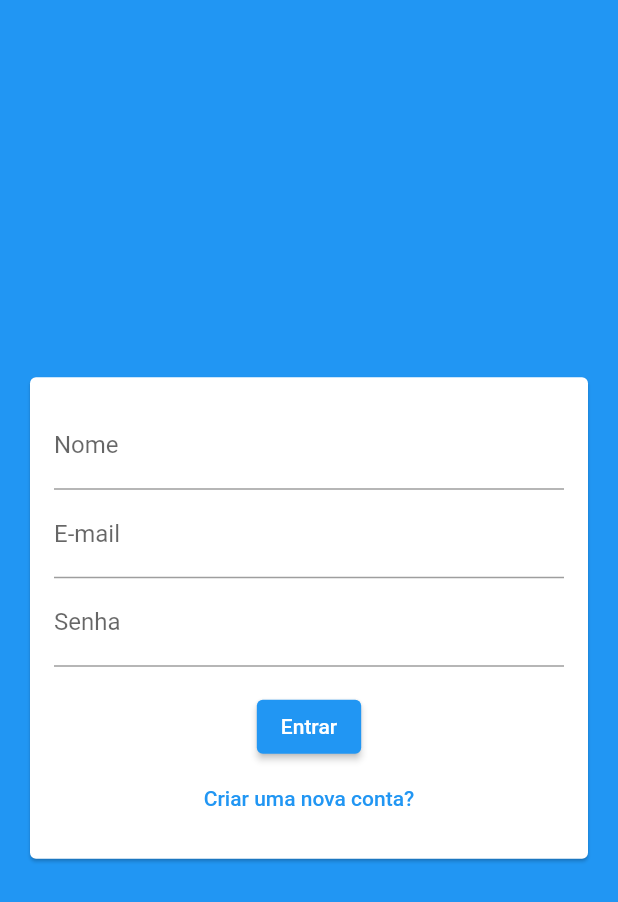
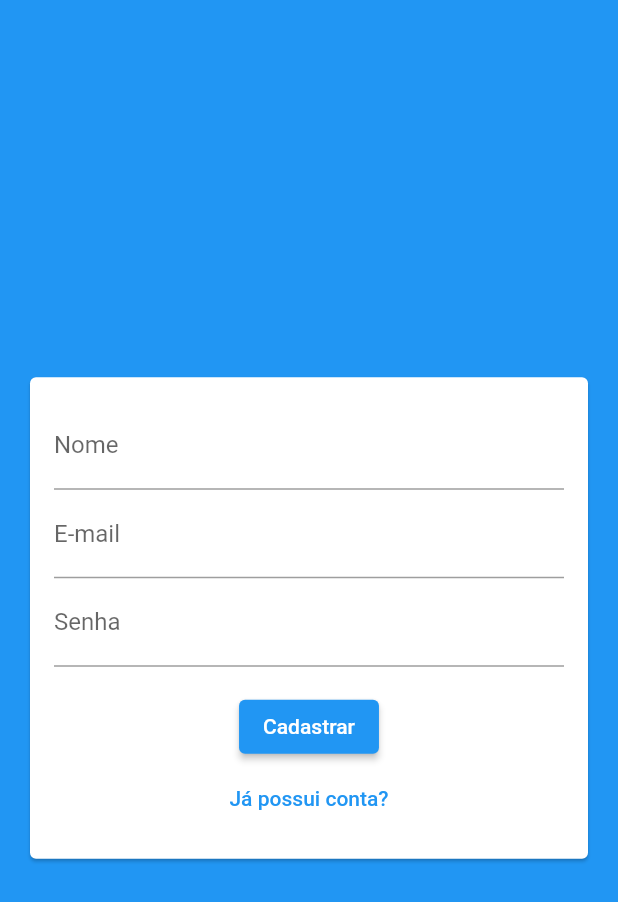
Before and after one commit to llucasmota/flutter-chat, a Flutter app: the screen it shows after launch, after a tap on "Criar uma nova conta?", on a phone screen of 412 x 824 dp. Shown: the top 902 px of the screen. Run offline on Flutter 3.47's test engine with Material 2 defaults, Android fonts, the phone set to English and light mode, and no system bars.

Commit message:
feat(aut_form): componente do formulário de autenticação

```diff
--- a/lib/components/auth_form.dart
+++ b/lib/components/auth_form.dart
@@ -1,9 +1,22 @@
+import 'package:chat/models/auth_form_data.dart';
 import 'package:flutter/material.dart';
 import 'package:flutter/src/widgets/framework.dart';
 import 'package:flutter/src/widgets/placeholder.dart';
 
-class AuthForm extends StatelessWidget {
+class AuthForm extends StatefulWidget {
   const AuthForm({super.key});
+
+  @override
+  State<AuthForm> createState() => _AuthFormState();
+}
+
+class _AuthFormState extends State<AuthForm> {
+  final _formKey = GlobalKey<FormState>();
+  final _authFormData = AuthFormData();
+
+  void _submit() {
+    _formKey.currentState?.validate();
+  }
 
   @override
   Widget build(BuildContext context) {
@@ -12,19 +25,30 @@ class AuthForm extends StatelessWidget {
       child: Padding(
         padding: const EdgeInsets.all(16.0),
         child: Form(
+            key: _formKey,
             child: Column(
               children: <Widget>[
+                if (_authFormData.isSignup)
                   TextFormField(
+                    key: ValueKey('name'),
+                    initialValue: _authFormData.name,
+                    onChanged: (name) => _authFormData.name = name,
                     decoration: InputDecoration(
                       label: Text('Nome'),
                     ),
                   ),
                 TextFormField(
+                  key: ValueKey('email'),
+                  initialValue: _authFormData.email,
+                  onChanged: (email) => _authFormData.email = email,
                   decoration: InputDecoration(
                     label: Text('E-mail'),
                   ),
                 ),
                 TextFormField(
+                  key: ValueKey('password'),
+                  initialValue: _authFormData.password,
+                  onChanged: (password) => _authFormData.password = password,
                   obscureText: true,
                   decoration: InputDecoration(
                     label: Text('Senha'),
@@ -33,8 +57,19 @@ class AuthForm extends StatelessWidget {
                 SizedBox(
                   height: 16,
                 ),
-            ElevatedButton(onPressed: () {}, child: const Text('Entrar')),
-            TextButton(onPressed: () {}, child: Text('Criar uma nova conta?'))
+                ElevatedButton(
+                  onPressed: _submit,
+                  child: Text(_authFormData.isLogin ? 'Entrar' : 'Cadastrar'),
+                ),
+                TextButton(
+                    onPressed: () {
+                      setState(() {
+                        _authFormData.toggleAuthMode();
+                      });
+                    },
+                    child: Text(_authFormData.isLogin
+                        ? 'Criar uma nova conta?'
+                        : 'Já possui conta?'))
               ],
             )),
       ),
```
Lines whose indentation alone changed are shown as unchanged.
